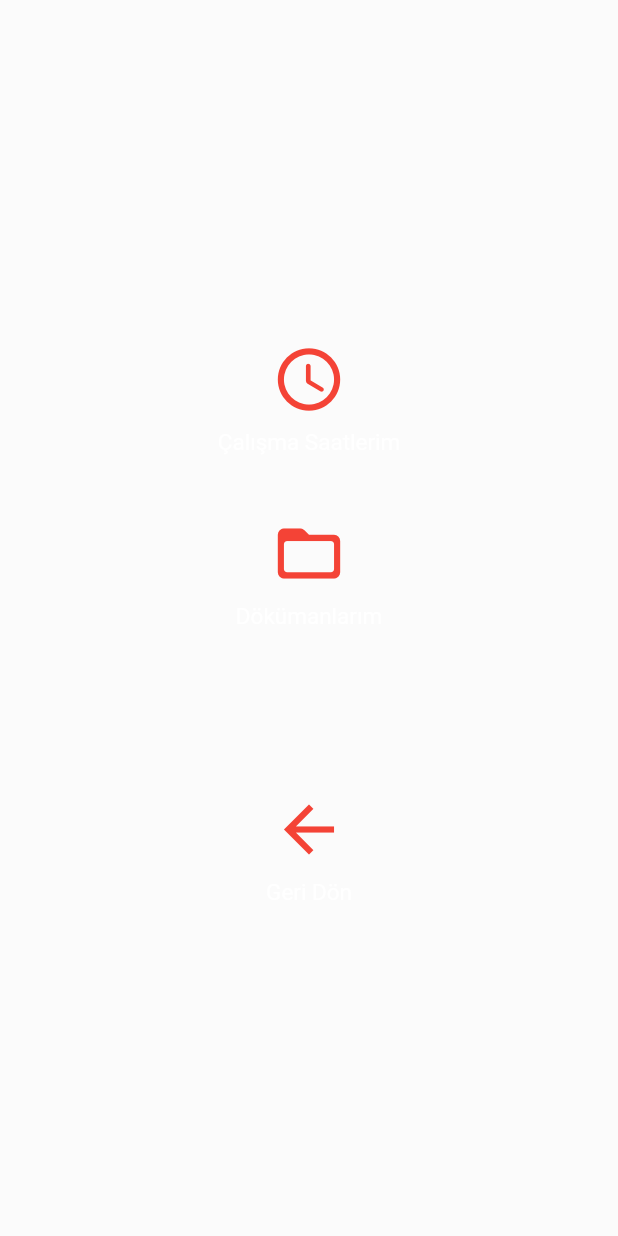
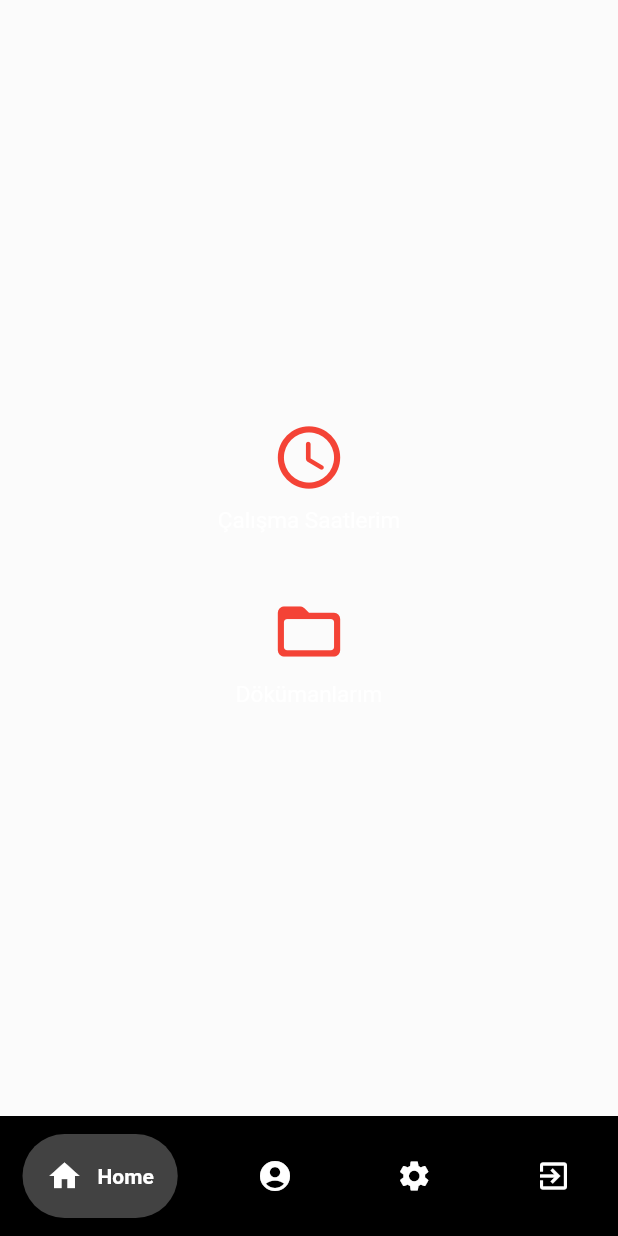
Before and after one commit to ESBEY/EmployeE, a Flutter app: the screen it shows once a user with an empty profile is signed in, on a phone screen of 412 x 824 dp. Run offline on Flutter 3.47's test engine with Material 2 defaults, Android fonts, the phone set to English and light mode, and no system bars; drawn by our look-alikes of google_nav_bar; our stand-ins replace firebase_auth, firebase_core, google_fonts; accounts and stored records are empty; network calls fail; Roboto replaces fonts that are missing (Arial).

Commit message:
Proje dosyaları eklendi, Firebase Bağlandı.
Menü Düzenlemesi yapıldı.

Signed-off-by: Agustoo <erenince2001@hotmail.com>

```diff
--- a/lib/main.dart
+++ b/lib/main.dart
@@ -1,7 +1,7 @@
-import 'package:employee/main_page.dart';
-import 'package:employee/menu.dart';
+import 'package:employee/pages/main_page.dart';
+import 'package:employee/pages/home.dart';
 import 'package:flutter/material.dart';
-import 'package:employee/login.dart';
+import 'package:employee/pages/login.dart';
 import 'package:firebase_core/firebase_core.dart';
 
 void main() async {
--- a/lib/menu.dart
+++ b/lib/pages/home.dart
@@ -1,18 +1,18 @@
 // ignore_for_file: prefer_const_constructors
 // ignore_for_file: prefer_const_literals_to_create_immutables
-import 'package:employee/login.dart';
+import 'package:employee/pages/login.dart';
 import 'package:firebase_auth/firebase_auth.dart';
 import 'package:flutter/material.dart';
 
-class MyMenu extends StatefulWidget {
+class Home extends StatefulWidget {
 
-  const MyMenu({Key? key}) : super(key: key);
+  const Home({Key? key}) : super(key: key);
 
   @override
-  _MenuState createState() => _MenuState();
+  _HomeState createState() => _HomeState();
 }
 
-class _MenuState extends State<MyMenu> {
+class _HomeState extends State<Home> {
 
   @override
   Widget build(BuildContext context) {
@@ -41,12 +41,6 @@ class _MenuState extends State<MyMenu> {
               style: TextStyle(color: Colors.white,fontFamily: 'Arial',fontSize: 15),
 
             ),
-            SizedBox(height: 100,),
-            IconButton(onPressed: () {FirebaseAuth.instance.signOut();}, icon: Icon(Icons.arrow_back, color: Colors.red,),iconSize: 50,),
-            Text(
-              'Geri Dön',
-              style: TextStyle(color: Colors.white,fontFamily: 'Arial',fontSize: 15)
-            ),
         ]
             )
 
--- a/lib/login.dart
+++ b/lib/pages/login.dart
@@ -1,6 +1,6 @@
 // ignore_for_file: prefer_const_constructors
 // ignore_for_file: prefer_const_literals_to_create_immutables
-import 'package:employee/menu.dart';
+import 'package:employee/pages/home.dart';
 import 'package:flutter/material.dart';
 import 'package:google_fonts/google_fonts.dart';
 import 'package:firebase_auth/firebase_auth.dart';
--- a/lib/main_page.dart
+++ b/lib/pages/main_page.dart
@@ -1,5 +1,6 @@
-import 'package:employee/login.dart';
-import 'package:employee/menu.dart';
+import 'package:employee/pages/login.dart';
+import 'package:employee/pages/home.dart';
+import 'package:employee/pages/menu.dart';
 import 'package:firebase_auth/firebase_auth.dart';
 import 'package:flutter/material.dart';
 
@@ -13,7 +14,7 @@ class MainPage extends StatelessWidget {
         stream: FirebaseAuth.instance.authStateChanges(),
         builder: (context, snapshot) {
           if (snapshot.hasData) {
-            return MyMenu();
+            return Menu();
           } else {
             return MyLogin();
           }
--- /dev/null
+++ b/lib/pages/menu.dart
@@ -0,0 +1,69 @@
+// ignore_for_file: prefer_const_constructors
+// ignore_for_file: prefer_const_literals_to_create_immutables
+import 'package:employee/pages/logout.dart';
+import 'package:employee/pages/home.dart';
+import 'package:employee/pages/profile.dart';
+import 'package:employee/pages/settings.dart';
+import 'package:flutter/material.dart';
+import 'package:google_nav_bar/google_nav_bar.dart';
+
+class Menu extends StatefulWidget {
+  const Menu({Key? key}) : super(key: key);
+
+  @override
+  State<Menu> createState() => _MenuState();
+}
+
+class _MenuState extends State<Menu> {
+  int _selectedIndex = 0;
+  void _navigateBottomBar(int index){
+    setState(() {
+      _selectedIndex = index;
+    });
+  }
+  final List<Widget> _pages = [
+    Home(),
+    Profile(),
+    Settings(),
+    Logout(),
+  ];
+  @override
+  Widget build(BuildContext context) {
+    return Scaffold(
+      body: _pages[_selectedIndex],
+      bottomNavigationBar: Container(
+        color: Colors.black,
+        child: Padding(
+          padding: const EdgeInsets.symmetric(horizontal: 15.0, vertical: 12),
+          child: GNav(
+            backgroundColor: Colors.black,
+            color: Colors.white,
+            activeColor: Colors.white,
+            tabBackgroundColor: Colors.grey.shade800,
+            gap: 10,
+            onTabChange: _navigateBottomBar,
+            padding: EdgeInsets.all(16),
+            tabs: const [
+              GButton(
+                icon: Icons.home,
+                text: 'Home',
+              ),
+              GButton(
+                icon: Icons.account_circle,
+                text: 'Profile',
+              ),
+              GButton(
+                icon: Icons.settings,
+                text: 'Settings',
+              ),
+              GButton(
+                icon: Icons.exit_to_app,
+                text: 'Sign Out',
+              ),
+            ],
+          ),
+        ),
+      ),
+    );
+  }
+}
--- a/pubspec.yaml
+++ b/pubspec.yaml
@@ -39,6 +39,7 @@ dependencies:
   google_fonts:
   firebase_core:
   firebase_auth:
+  google_nav_bar:
 
 dev_dependencies:
   flutter_test:
```
Also changed, not shown: lib/pages/logout.dart (added, +45 -0 lines), lib/pages/profile.dart (added, +14 -0 lines), lib/pages/settings.dart (added, +14 -0 lines), pubspec.lock.
